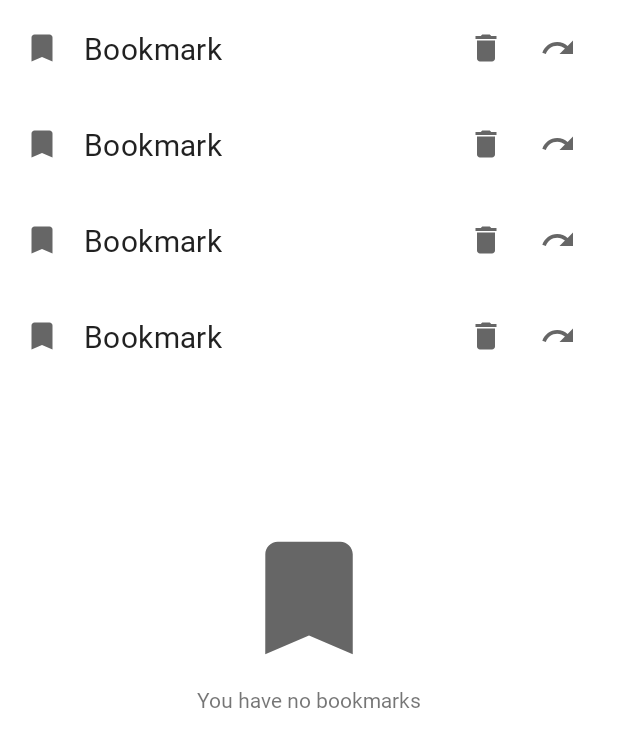
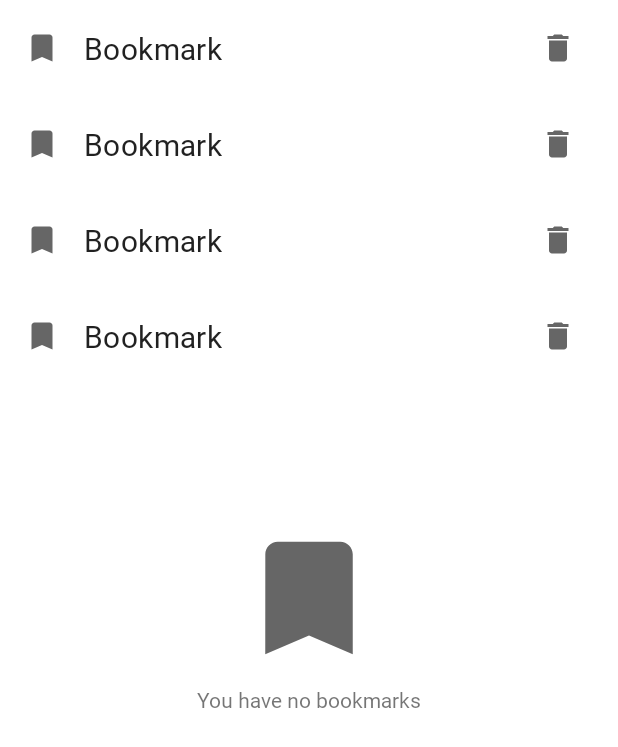
Before and after one commit to cheapmon/balalaika, an Android app: the layout fragment_bookmarks.xml on its own in the app's theme, with its tools: preview values and no code run, on a phone screen of 412 x 824 dp. Shown: the top 747 px of the screen. Run offline under Robolectric (Android 15) with nearby library versions, the phone set to English and light mode, and no system bars.

Commit message:
Load bookmark and history entry on item click

```diff
--- a/app/src/main/java/com/github/cheapmon/balalaika/ui/bookmarks/BookmarksAdapter.kt
+++ b/app/src/main/java/com/github/cheapmon/balalaika/ui/bookmarks/BookmarksAdapter.kt
@@ -22,7 +22,7 @@ class BookmarksAdapter(
         with(holder.binding) {
             lexeme = entry
             bookmarksItemDeleteButton.setOnClickListener { listener.onClickDeleteButton(entry) }
-            bookmarksItemRedoButton.setOnClickListener { listener.onClickRedoButton(entry) }
+            root.setOnClickListener { listener.onClickRedoButton(entry) }
         }
     }
 
--- a/app/src/main/java/com/github/cheapmon/balalaika/ui/history/HistoryAdapter.kt
+++ b/app/src/main/java/com/github/cheapmon/balalaika/ui/history/HistoryAdapter.kt
@@ -31,7 +31,7 @@ class HistoryAdapter(
                 )
             }
             historyItemDeleteButton.setOnClickListener { listener.onClickDeleteButton(entry) }
-            historyItemRedoButton.setOnClickListener { listener.onClickRedoButton(entry) }
+            root.setOnClickListener { listener.onClickRedoButton(entry) }
         }
     }
 
--- a/app/src/main/res/layout/fragment_bookmarks_item.xml
+++ b/app/src/main/res/layout/fragment_bookmarks_item.xml
@@ -13,6 +13,7 @@
     <androidx.appcompat.widget.LinearLayoutCompat
         android:layout_width="match_parent"
         android:layout_height="wrap_content"
+        android:background="?attr/selectableItemBackground"
         android:clickable="true"
         android:focusable="true">
 
@@ -40,7 +41,7 @@
                 android:id="@+id/bookmarks_item_icon"
                 android:layout_width="wrap_content"
                 android:layout_height="wrap_content"
-                android:contentDescription="@string/desc_history_item_icon"
+                android:contentDescription="@string/desc_bookmarks_item_icon"
                 app:layout_constraintBottom_toBottomOf="parent"
                 app:layout_constraintStart_toStartOf="parent"
                 app:layout_constraintTop_toTopOf="parent"
@@ -49,21 +50,11 @@
             <ImageButton
                 android:id="@+id/bookmarks_item_delete_button"
                 style="@style/Balalaika.ImageButton"
-                android:contentDescription="@string/desc_history_item_delete_button"
-                app:layout_constraintBottom_toBottomOf="parent"
-                app:layout_constraintEnd_toStartOf="@+id/bookmarks_item_redo_button"
-                app:layout_constraintTop_toTopOf="parent"
-                app:srcCompat="@drawable/ic_delete" />
-
-            <ImageButton
-                android:id="@+id/bookmarks_item_redo_button"
-                style="@style/Balalaika.ImageButton"
-                android:contentDescription="@string/desc_history_item_redo_button"
+                android:contentDescription="@string/desc_bookmarks_item_delete_button"
                 app:layout_constraintBottom_toBottomOf="parent"
                 app:layout_constraintEnd_toEndOf="parent"
                 app:layout_constraintTop_toTopOf="parent"
-                app:srcCompat="@drawable/ic_redo" />
-
+                app:srcCompat="@drawable/ic_delete" />
         </androidx.constraintlayout.widget.ConstraintLayout>
 
     </androidx.appcompat.widget.LinearLayoutCompat>
--- a/app/src/main/res/values/strings.xml
+++ b/app/src/main/res/values/strings.xml
@@ -19,13 +19,14 @@
 
     <!-- Descriptions for accessibility -->
     <string name="desc_history_item_icon">History entry</string>
-    <string name="desc_history_item_redo_button">Search again</string>
     <string name="desc_history_item_delete_button">Remove entry</string>
     <string name="desc_search_item_icon">Result</string>
     <string name="desc_dictionary_item_icon">Dictionary entry</string>
     <string name="desc_dictionary_item_collapse_button">Collapse entry</string>
     <string name="desc_dictionary_item_bookmark_button">Add to bookmarks</string>
     <string name="desc_dictionary_item_base_button">Go to base</string>
+    <string name="desc_bookmarks_item_delete_button">Delete bookmark</string>
+    <string name="desc_bookmarks_item_icon">Bookmark</string>
     <string name="desc_widget_key_value_icon">Widget Icon</string>
     <string name="desc_widget_action_button">Widget Action</string>
 
```
Also changed, not shown: app/src/main/res/layout/fragment_history_item.xml (+2 -11 lines), 1 other file.
